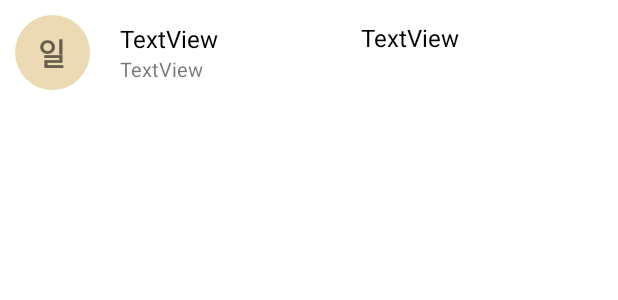
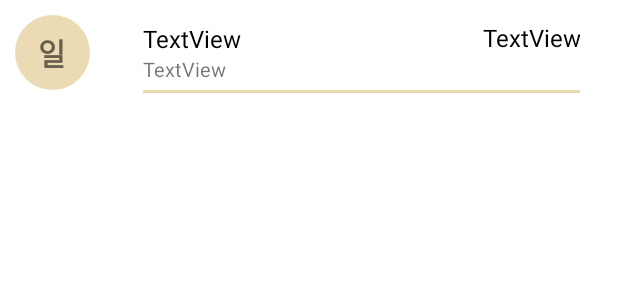
Before and after one commit to qqqqlss/arouDog, an Android app built with Jetpack Compose: the layout walk_item.xml on its own in the app's theme, with its tools: preview values and no code run, on a phone screen of 412 x 824 dp. Shown: the top 300 px of the screen. Run offline under Robolectric (Android 15) with nearby library versions, the phone set to English and light mode, and no system bars.

Commit message:
Design: add dividing line

```diff
--- a/app/src/main/res/layout/walk_item.xml
+++ b/app/src/main/res/layout/walk_item.xml
@@ -2,7 +2,13 @@
 <LinearLayout xmlns:android="http://schemas.android.com/apk/res/android"
     android:layout_width="match_parent"
     android:layout_height="wrap_content"
+    android:orientation="vertical"
     android:padding="10dp">
+
+    <LinearLayout
+        android:layout_width="match_parent"
+        android:layout_height="match_parent"
+        android:orientation="horizontal">
 
         <TextView
             android:id="@+id/walkItemDate"
@@ -21,6 +27,8 @@
             android:layout_height="match_parent"
             android:gravity="center"
             android:orientation="horizontal"
+            android:paddingLeft="15dp"
+            android:paddingRight="15dp"
             android:weightSum="2">
 
             <LinearLayout
@@ -56,6 +64,7 @@
                     android:id="@+id/walkItemSecond"
                     android:layout_width="match_parent"
                     android:layout_height="wrap_content"
+                    android:gravity="right"
                     android:text="TextView"
                     android:textColor="@color/black"
                     android:textSize="16sp" />
@@ -70,3 +79,13 @@
         </LinearLayout>
 
     </LinearLayout>
+
+    <View
+        android:id="@+id/view12"
+        android:layout_width="wrap_content"
+        android:layout_height="2dp"
+        android:layout_marginLeft="85dp"
+        android:layout_marginRight="15dp"
+        android:background="@color/brown" />
+
+</LinearLayout>
```
Lines whose indentation alone changed are shown as unchanged.
